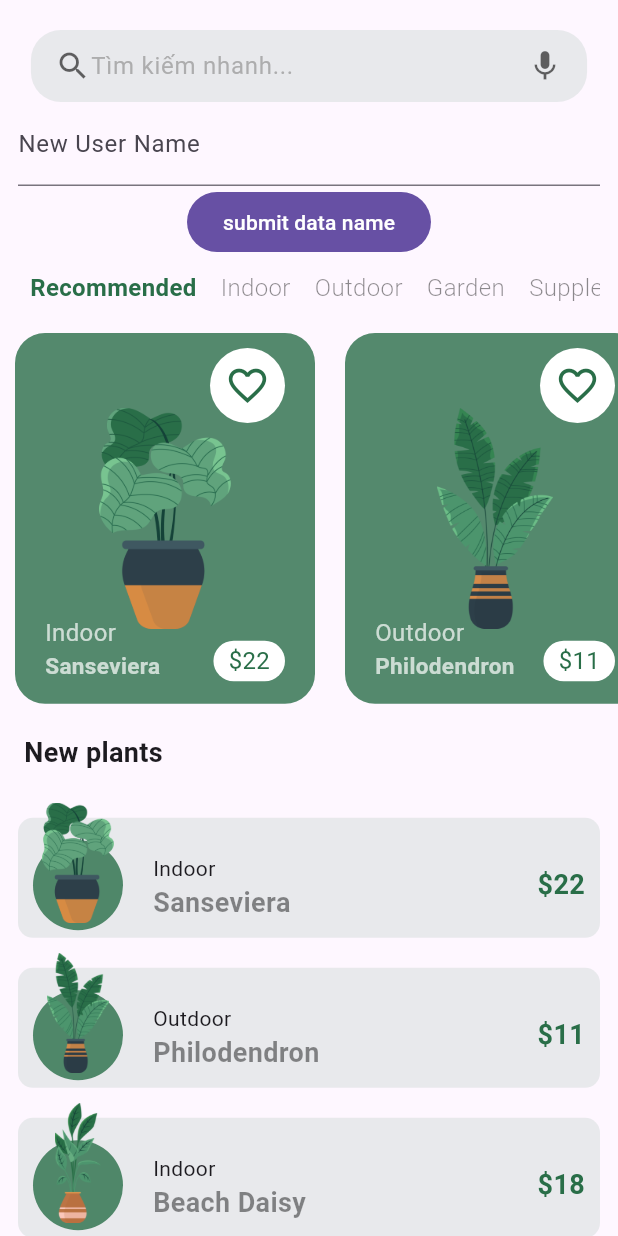
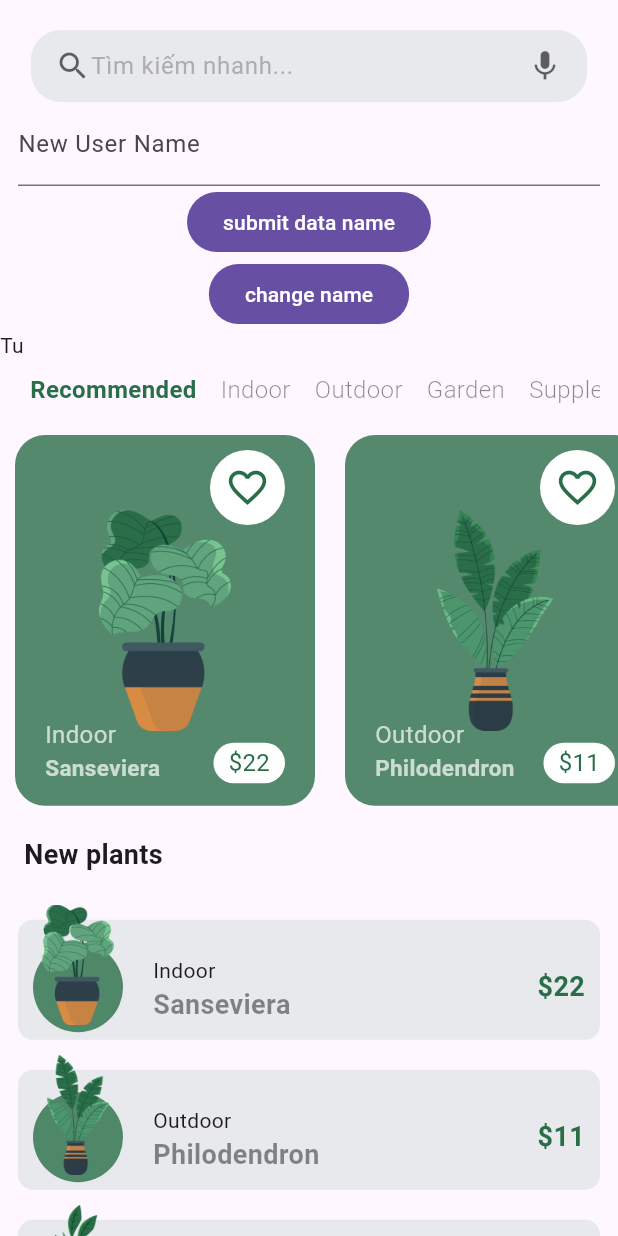
Before and after one commit to ngchungtu/flutter-ui-WSF-demo, a Flutter app: the HomeScreen screen opened directly, on a phone screen of 412 x 824 dp. Run offline on Flutter 3.47's test engine with Material 3 defaults, Android fonts, the phone set to English and light mode, and no system bars; our stand-ins replace animated_bottom_navigation_bar, page_transition.

```diff
--- a/lib/ui/screens/home.dart
+++ b/lib/ui/screens/home.dart
@@ -22,9 +22,6 @@ class _HomeScreenState extends State<HomeScreen> {
     int selectedIndex = 0;
     Size size = MediaQuery.of(context).size;
     final TextEditingController onChangeText = TextEditingController();
-    final favoriteProvider = context.read<FavoriteProvider>();
-    final watchFavoriteProvider = context.watch<FavoriteProvider>();
-    // final checkIsFavorited = context.watch<FavoriteProvider>().isFavorated;
 
     //get plant list from model
     List<Plant> _plantList = Plant.plantList;
@@ -39,12 +36,14 @@ class _HomeScreenState extends State<HomeScreen> {
     ];
 
     //toggle favorite button
-    bool toggleIsFavorited(bool isFavorited) {
-      print('isFavorited: $isFavorited');
-      return !isFavorited;
-    }
+    // bool toggleIsFavorited(bool isFavorited) {
+    //   print('isFavorited: $isFavorited');
+    //   return !isFavorited;
+    // }
 
-    return Scaffold(
+    return ChangeNotifierProvider(
+      create: (context) => MyModel(),
+      child: Scaffold(
         body: SingleChildScrollView(
           child: Column(
             crossAxisAlignment: CrossAxisAlignment.start,
@@ -113,6 +112,25 @@ class _HomeScreenState extends State<HomeScreen> {
                 ),
               ),
               Container(
+                child: Consumer<MyModel>(
+                  builder: (context, mymodel, child) {
+                    return Center(
+                      child: FilledButton(
+                        onPressed: () {
+                          mymodel.setName('Hung');
+                        },
+                        child: const Text('change name'),
+                      ),
+                    );
+                  },
+                ),
+              ),
+              Consumer<MyModel>(
+                builder: (context, mymodel, child){
+                  return Text(mymodel.name);
+                },
+              ),
+              Container(
                 padding: const EdgeInsets.symmetric(horizontal: 12),
                 height: 50.0,
                 width: size.width,
@@ -153,7 +171,6 @@ class _HomeScreenState extends State<HomeScreen> {
                   scrollDirection: Axis.horizontal,
                   itemBuilder: (BuildContext context, int index) {
                     final item = _plantList[index];
-                  FavoriteProvider fav = FavoriteProvider();
                     //add ontap func to plant cards
                     return GestureDetector(
                       onTap: () {
@@ -182,24 +199,25 @@ class _HomeScreenState extends State<HomeScreen> {
                                 width: 50,
                                 //icon button add to favorite
                                 // ignore: sort_child_properties_last
-                              child: IconButton(
+                                child: Consumer<MyModel>(
+                                  builder: (context, favorited, child) {
+                                    return IconButton(
                                       onPressed: () {
                                         setState(() {
-                                    // favoriteProvider.handleRecieve(item.isFavorated,item.plantName,item.plantId);
-
-                                    bool isFav = toggleIsFavorited(item.isFavorated);
-                                    item.isFavorated = isFav;
-                                    favoriteProvider.handleRecieve(item.isFavorated,item.plantName,item.plantId);
+                                          favorited.toggleHanldeChange();
+                                          item.isFavorated = favorited.isFavChange;
                                         });
                                         print('log: ${item.isFavorated}');
                                       },
                                       icon: Icon(
-                                  item.isFavorated
+                                        item.isFavorated == true
                                             ? Icons.favorite
                                             : Icons.favorite_border,
                                         color: Constants.primaryColor,
                                       ),
                                       iconSize: 30,
+                                    );
+                                  },
                                 ),
                                 decoration: BoxDecoration(
                                   color: Colors.white,
@@ -289,6 +307,22 @@ class _HomeScreenState extends State<HomeScreen> {
             ],
           ),
         ),
+      ),
     );
   }
 }
+
+class MyModel extends ChangeNotifier {
+  bool isFavChange = false;
+  String name = "Tu";
+
+  void toggleHanldeChange() {
+    isFavChange = !isFavChange;
+    notifyListeners();
+  }
+
+  void setName(String newName) {
+    name = newName;
+    notifyListeners();
+  }
+}
```
Lines whose indentation alone changed are shown as unchanged.
